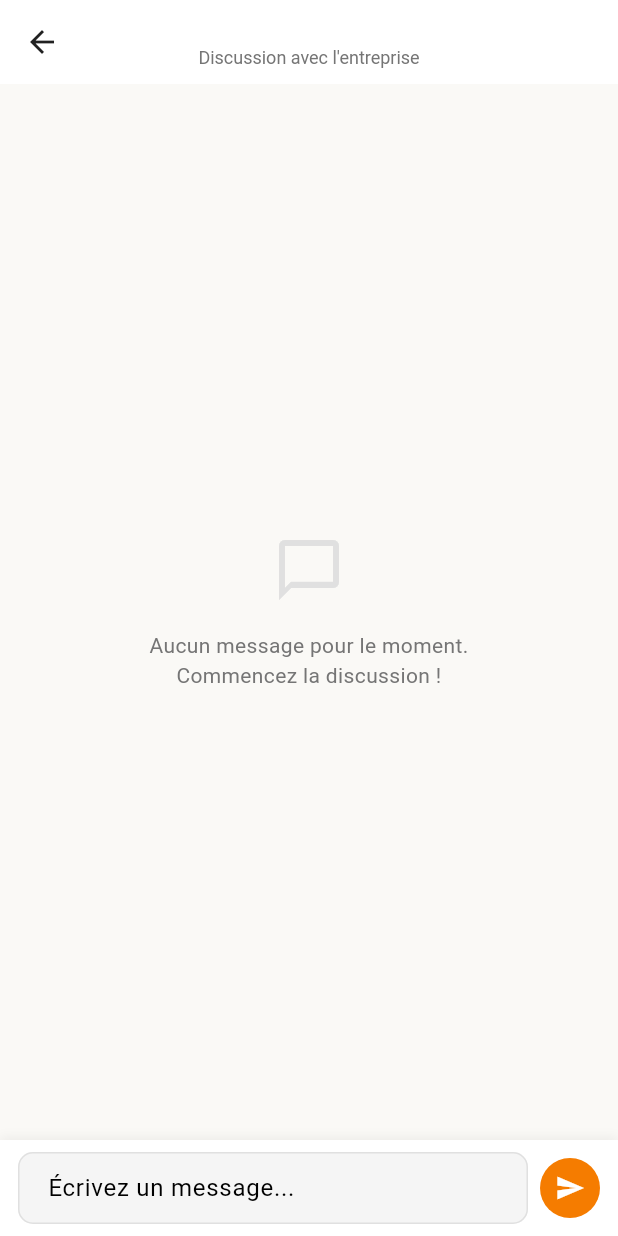
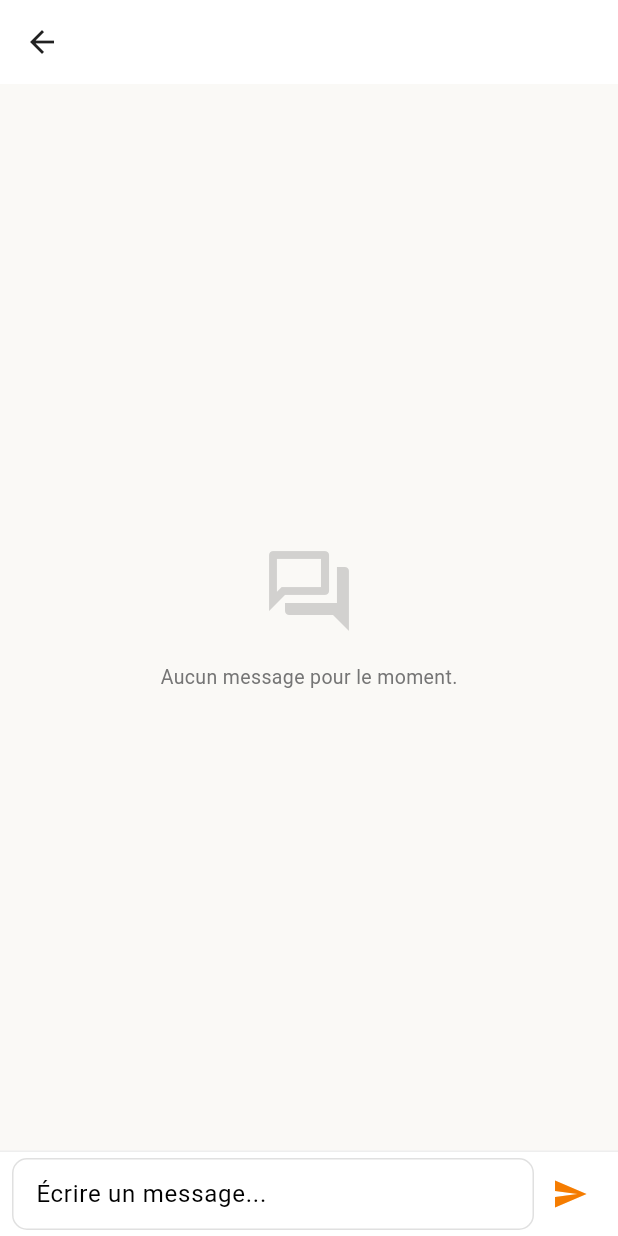
Before and after one commit to jean13-png/G-CRM, a Flutter app: the ChatScreen screen opened directly with empty values, after a tap on the "send" icon, on a phone screen of 412 x 824 dp. Run offline on Flutter 3.47's test engine with Material 3 defaults, Android fonts, the phone set to English and light mode, and no system bars; our stand-ins replace csv, share_plus.

Commit message:
feat: internal chat messaging, non-distorted app icon/splash logo, splash versioning, and prospect status assignment fixes

```diff
--- a/lib/services/database_service.dart
+++ b/lib/services/database_service.dart
@@ -476,11 +476,11 @@ class DatabaseService extends ChangeNotifier {
   Future<void> assignProspectsToAgent(String agentId, List<String> prospectIds) async {
     if (_currentEnterprise == null) return;
 
-    // 1. Update each prospect to link it to the new agent
+    // 1. Update each prospect to link it to the new agent and reset status to pending
     for (var pid in prospectIds) {
       final p = _prospects[pid];
       if (p != null) {
-        _prospects[pid] = p.copyWith(agentId: agentId);
+        _prospects[pid] = p.copyWith(agentId: agentId, status: 'pending');
       }
     }
 
@@ -619,7 +619,7 @@ class DatabaseService extends ChangeNotifier {
       int ok = agentProspects.where((x) => x.status == 'Succès').length;
       int non = agentProspects.where((x) => x.status == 'Refus').length;
       int unreachable = agentProspects.where((x) => x.status == 'unreachable').length;
-      int pending = agentProspects.where((x) => x.status == 'En attente').length;
+      int pending = agentProspects.where((x) => x.status == 'pending').length;
       map[agent.name] = {
         'ok': ok,
         'non': non,
--- a/lib/views/agent/agent_dashboard.dart
+++ b/lib/views/agent/agent_dashboard.dart
@@ -50,7 +50,7 @@ class _AgentDashboardState extends State<AgentDashboard> {
     final unreachableProspects = db.getUnreachableProspectsForCurrentAgent();
 
     final totalCollected = agentProspects.length;
-    final pendingCalls = assignedProspects.where((x) => x.status == 'En attente').length;
+    final pendingCalls = assignedProspects.where((x) => x.status == 'pending').length;
     final okCalls = assignedProspects.where((x) => x.status == 'Succès').length;
     final nonCalls = assignedProspects.where((x) => x.status == 'Refus').length;
 
--- a/lib/views/chat/chat_screen.dart
+++ b/lib/views/chat/chat_screen.dart
@@ -1,8 +1,6 @@
 import 'package:flutter/material.dart';
 import 'package:provider/provider.dart';
-import 'package:intl/intl.dart';
 import '../../services/database_service.dart';
-import '../../models/chat_message.dart';
 import '../../theme.dart';
 
 class ChatScreen extends StatefulWidget {
@@ -26,70 +24,53 @@ class _ChatScreenState extends State<ChatScreen> {
   @override
   void initState() {
     super.initState();
-    // Mark messages as read when entering the chat
     WidgetsBinding.instance.addPostFrameCallback((_) {
-      _markAsRead();
+      final db = Provider.of<DatabaseService>(context, listen: false);
+      db.markMessagesAsRead(widget.agentId);
+      _scrollToBottom(animated: false);
     });
   }
 
-  void _markAsRead() {
-    final db = Provider.of<DatabaseService>(context, listen: false);
-    db.markMessagesAsRead(widget.agentId);
+  @override
+  void dispose() {
+    _messageController.dispose();
+    _scrollController.dispose();
+    super.dispose();
   }
 
-  void _scrollToBottom() {
+  void _scrollToBottom({bool animated = true}) {
     if (_scrollController.hasClients) {
+      if (animated) {
         _scrollController.animateTo(
           _scrollController.position.maxScrollExtent,
           duration: const Duration(milliseconds: 300),
           curve: Curves.easeOut,
         );
+      } else {
+        _scrollController.jumpTo(_scrollController.position.maxScrollExtent);
       }
     }
-
-  Future<void> _sendMessage() async {
-    if (_messageController.text.trim().isEmpty) return;
-
-    final db = Provider.of<DatabaseService>(context, listen: false);
-    await db.sendChatMessage(
-      agentId: widget.agentId,
-      content: _messageController.text,
-    );
-
-    _messageController.clear();
-    // Scroll to bottom after message is sent
-    Future.delayed(const Duration(milliseconds: 100), _scrollToBottom);
   }
 
   @override
   Widget build(BuildContext context) {
     final db = Provider.of<DatabaseService>(context);
     final messages = db.getChatMessages(widget.agentId);
+    final String currentUserId = db.currentUserRole == 'enterprise'
+        ? (db.currentEnterprise?.id ?? '')
+        : (db.currentAgent?.id ?? '');
 
-    // Auto mark as read if new messages arrive while on screen
-    if (db.getUnreadMessagesCount(forAgentId: widget.agentId) > 0) {
     WidgetsBinding.instance.addPostFrameCallback((_) {
-        _markAsRead();
+      _scrollToBottom();
+      db.markMessagesAsRead(widget.agentId);
     });
-    }
-
-    final currentUserId = db.currentUserRole == 'enterprise'
-        ? db.currentEnterprise?.id
-        : db.currentAgent?.id;
 
     return Scaffold(
       appBar: AppBar(
-        title: Column(
-          children: [
-            Text(widget.agentName),
-            Text(
-              db.currentUserRole == 'enterprise' ? "Discussion avec l'agent" : "Discussion avec l'entreprise",
-              style: const TextStyle(fontSize: 12, fontWeight: FontWeight.normal, color: AppTheme.textLight),
+        title: Text(widget.agentName),
       ),
-          ],
-        ),
-      ),
-      body: Column(
+      body: SafeArea(
+        child: Column(
           children: [
             Expanded(
               child: messages.isEmpty
@@ -97,12 +78,11 @@ class _ChatScreenState extends State<ChatScreen> {
                       child: Column(
                         mainAxisAlignment: MainAxisAlignment.center,
                         children: [
-                        Icon(Icons.chat_bubble_outline, size: 48, color: Colors.grey.shade300),
+                          Icon(Icons.forum_outlined, size: 64, color: AppTheme.textLight.withOpacity(0.3)),
                           const SizedBox(height: 16),
                           const Text(
-                          "Aucun message pour le moment.\nCommencez la discussion !",
-                          textAlign: TextAlign.center,
-                          style: TextStyle(color: AppTheme.textLight),
+                            "Aucun message pour le moment.",
+                            style: TextStyle(color: AppTheme.textLight, fontSize: 13),
                           ),
                         ],
                       ),
@@ -112,113 +92,99 @@ class _ChatScreenState extends State<ChatScreen> {
                       padding: const EdgeInsets.all(16),
                       itemCount: messages.length,
                       itemBuilder: (context, index) {
-                      final message = messages[index];
-                      final isMe = message.senderId == currentUserId;
-                      return _buildMessageBubble(message, isMe);
-                    },
-                  ),
-          ),
-          _buildMessageInput(),
-        ],
-      ),
-    );
-  }
-
-  Widget _buildMessageBubble(ChatMessage message, bool isMe) {
-    final timeStr = DateFormat('HH:mm').format(message.timestamp);
+                        final msg = messages[index];
+                        final isMe = msg.senderId == currentUserId;
 
                         return Align(
                           alignment: isMe ? Alignment.centerRight : Alignment.centerLeft,
                           child: Container(
                             margin: const EdgeInsets.only(bottom: 12),
+                            padding: const EdgeInsets.symmetric(horizontal: 14, vertical: 10),
                             constraints: BoxConstraints(
                               maxWidth: MediaQuery.of(context).size.width * 0.75,
                             ),
-        padding: const EdgeInsets.symmetric(horizontal: 14, vertical: 10),
                             decoration: BoxDecoration(
-          color: isMe ? AppTheme.primaryColor : Colors.grey.shade200,
+                              color: isMe ? AppTheme.primaryColor : Colors.grey.shade100,
                               borderRadius: BorderRadius.only(
                                 topLeft: const Radius.circular(16),
                                 topRight: const Radius.circular(16),
-            bottomLeft: Radius.circular(isMe ? 16 : 0),
-            bottomRight: Radius.circular(isMe ? 0 : 16),
+                                bottomLeft: isMe ? const Radius.circular(16) : Radius.zero,
+                                bottomRight: isMe ? Radius.zero : const Radius.circular(16),
                               ),
                             ),
                             child: Column(
-          crossAxisAlignment: isMe ? CrossAxisAlignment.end : CrossAxisAlignment.start,
+                              crossAxisAlignment: CrossAxisAlignment.start,
                               children: [
                                 if (!isMe)
-              Padding(
-                padding: const EdgeInsets.only(bottom: 4),
-                child: Text(
-                  message.senderName,
-                  style: const TextStyle(
-                    fontSize: 10,
+                                  Text(
+                                    msg.senderName,
+                                    style: TextStyle(
                                       fontWeight: FontWeight.bold,
-                    color: AppTheme.secondaryColor,
+                                      fontSize: 11,
+                                      color: isMe ? Colors.white70 : AppTheme.secondaryColor,
                                     ),
                                   ),
-              ),
+                                if (!isMe) const SizedBox(height: 4),
                                 Text(
-              message.content,
+                                  msg.content,
                                   style: TextStyle(
                                     color: isMe ? Colors.white : AppTheme.textDark,
                                     fontSize: 14,
                                   ),
                                 ),
                                 const SizedBox(height: 4),
-            Text(
-              timeStr,
+                                Align(
+                                  alignment: Alignment.bottomRight,
+                                  child: Text(
+                                    "${msg.timestamp.hour.toString().padLeft(2, '0')}:${msg.timestamp.minute.toString().padLeft(2, '0')}",
                                     style: TextStyle(
-                fontSize: 10,
-                color: isMe ? Colors.white70 : AppTheme.textLight,
+                                      color: isMe ? Colors.white60 : Colors.black38,
+                                      fontSize: 9,
+                                    ),
                                   ),
                                 ),
                               ],
                             ),
                           ),
                         );
-  }
-
-  Widget _buildMessageInput() {
-    return Container(
-      padding: const EdgeInsets.symmetric(horizontal: 12, vertical: 8),
+                      },
+                    ),
+            ),
+            Container(
+              padding: const EdgeInsets.symmetric(horizontal: 8.0, vertical: 4.0),
               decoration: BoxDecoration(
-        color: Theme.of(context).cardColor,
-        boxShadow: [
-          BoxShadow(
-            color: Colors.black.withOpacity(0.05),
-            offset: const Offset(0, -2),
-            blurRadius: 5,
+                color: Colors.white,
+                border: Border(
+                  top: BorderSide(color: Colors.grey.shade200, width: 1),
                 ),
-        ],
               ),
-      child: SafeArea(
               child: Row(
                 children: [
                   Expanded(
                     child: TextField(
                       controller: _messageController,
+                      decoration: const InputDecoration(
+                        hintText: "Écrire un message...",
+                        border: InputBorder.none,
+                        contentPadding: EdgeInsets.symmetric(horizontal: 12, vertical: 8),
+                      ),
                       textCapitalization: TextCapitalization.sentences,
-                decoration: InputDecoration(
-                  hintText: "Écrivez un message...",
-                  border: OutlineInputBorder(
-                    borderRadius: BorderRadius.circular(24),
-                    borderSide: BorderSide.none,
-                  ),
-                  filled: true,
-                  fillColor: Colors.grey.shade100,
-                  contentPadding: const EdgeInsets.symmetric(horizontal: 16, vertical: 8),
-                ),
-                onSubmitted: (_) => _sendMessage(),
+                      maxLines: null,
                     ),
                   ),
-            const SizedBox(width: 8),
-            CircleAvatar(
-              backgroundColor: AppTheme.primaryColor,
-              child: IconButton(
-                icon: const Icon(Icons.send, color: Colors.white, size: 20),
-                onPressed: _sendMessage,
+                  IconButton(
+                    icon: const Icon(Icons.send, color: AppTheme.primaryColor),
+                    onPressed: () async {
+                      final text = _messageController.text.trim();
+                      if (text.isEmpty) return;
+                      _messageController.clear();
+                      await db.sendChatMessage(
+                        agentId: widget.agentId,
+                        content: text,
+                      );
+                    },
+                  ),
+                ],
               ),
             ),
           ],
--- a/pubspec.yaml
+++ b/pubspec.yaml
@@ -101,10 +101,10 @@ flutter:
 flutter_launcher_icons:
   android: "launcher_icon"
   ios: true
-  image_path: "assets/images/logo.png"
+  image_path: "assets/images/logo_square.png"
 
 flutter_native_splash:
   color: "#ffffff"
-  image: "assets/images/logo.png"
+  image: "assets/images/logo_square.png"
   android: true
   ios: true
```
Also changed, not shown: lib/views/chat/enterprise_chat_list_screen.dart (added, +89 -0 lines), lib/views/enterprise/enterprise_dashboard.dart (+40 -0 lines), assets/images/logo_square.png (added), assets/images/version_branding.png (added), 44 other files. Lines whose indentation alone changed are shown as unchanged.
